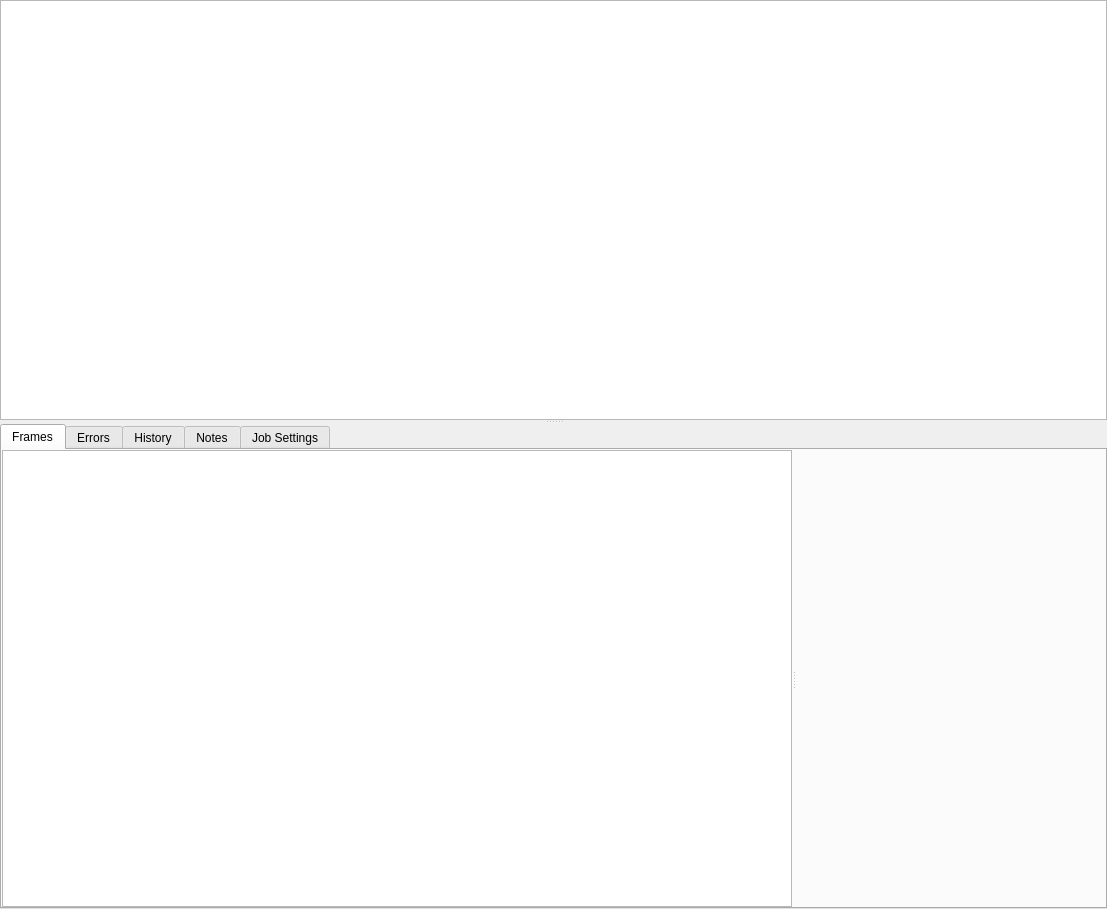
Old version of the form cpp/lib/assfreezer/ui/joblistwidgetui.ui in the repository justajeffy/arsenalsuite.
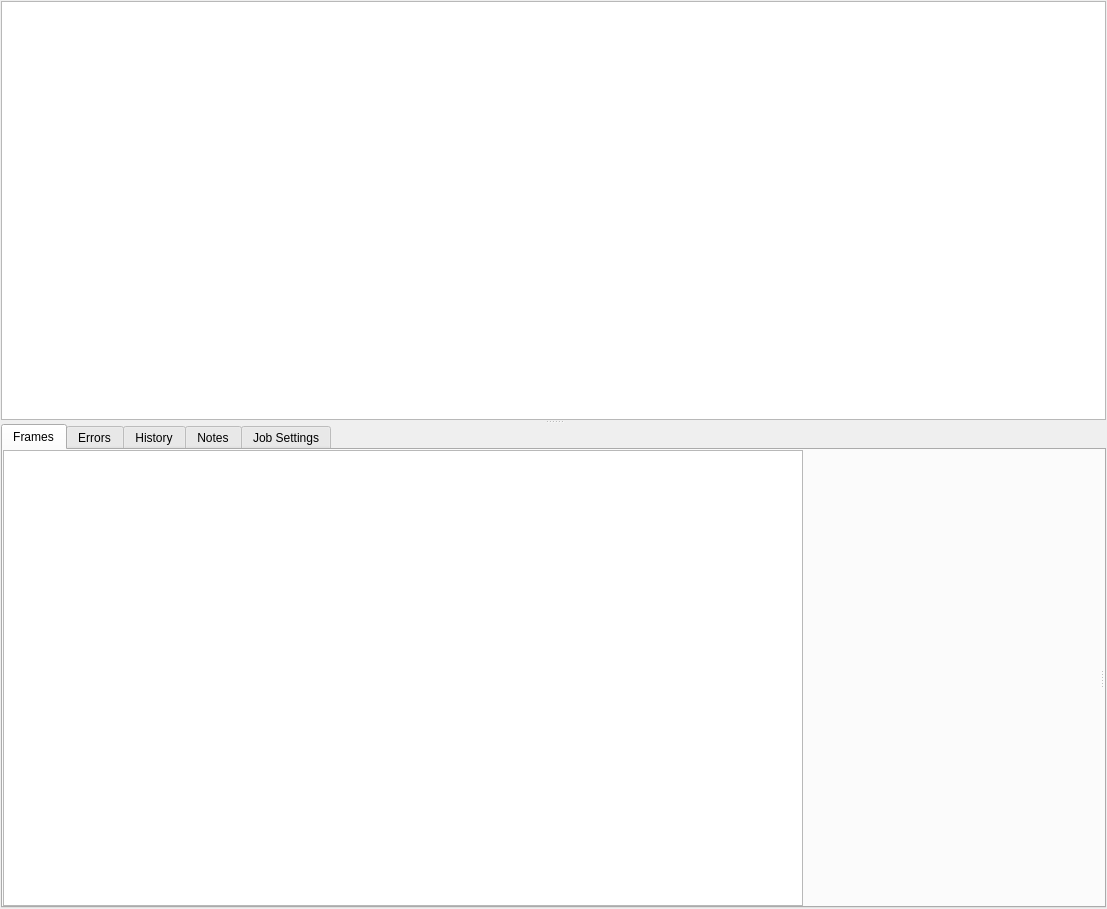
New version of the form. Custom widgets are drawn as their Qt base class.

Commit message: set layouts for Filter Widget compat

Diff of the .ui file:
```diff
--- a/cpp/lib/assfreezer/ui/joblistwidgetui.ui
+++ b/cpp/lib/assfreezer/ui/joblistwidgetui.ui
@@ -13,20 +13,53 @@
   <property name="windowTitle">
    <string>Form</string>
   </property>
-  <layout class="QHBoxLayout">
+  <layout class="QVBoxLayout" name="verticalLayout_4">
    <property name="margin">
-    <number>0</number>
+    <number>1</number>
    </property>
    <item>
     <widget class="QSplitter" name="mJobSplitter">
      <property name="orientation">
       <enum>Qt::Vertical</enum>
      </property>
+     <widget class="QFrame" name="frame_2">
+      <property name="frameShape">
+       <enum>QFrame::NoFrame</enum>
+      </property>
+      <property name="frameShadow">
+       <enum>QFrame::Plain</enum>
+      </property>
+      <property name="lineWidth">
+       <number>0</number>
+      </property>
+      <layout class="QVBoxLayout" name="verticalLayout_3">
+       <property name="margin">
+        <number>0</number>
+       </property>
+       <item>
      <widget class="RecordTreeView" name="mJobTree">
       <property name="allColumnsShowFocus">
        <bool>true</bool>
       </property>
      </widget>
+       </item>
+      </layout>
+     </widget>
+     <widget class="QFrame" name="frame">
+      <property name="frameShape">
+       <enum>QFrame::NoFrame</enum>
+      </property>
+      <property name="frameShadow">
+       <enum>QFrame::Plain</enum>
+      </property>
+      <property name="lineWidth">
+       <number>0</number>
+      </property>
+      <layout class="QVBoxLayout" name="verticalLayout_2">
+       <property name="margin">
+        <number>0</number>
+       </property>
+       <item>
      <widget class="QTabWidget" name="mJobTabWidget">
       <property name="enabled">
        <bool>true</bool>
@@ -44,10 +77,7 @@
        <attribute name="title">
         <string>Frames</string>
        </attribute>
-       <layout class="QVBoxLayout">
-        <property name="spacing">
-         <number>6</number>
-        </property>
+          <layout class="QVBoxLayout" name="verticalLayout_7">
         <property name="margin">
          <number>0</number>
         </property>
@@ -56,6 +86,21 @@
           <property name="orientation">
            <enum>Qt::Horizontal</enum>
           </property>
+             <widget class="QFrame" name="frame_3">
+              <property name="frameShape">
+               <enum>QFrame::NoFrame</enum>
+              </property>
+              <property name="frameShadow">
+               <enum>QFrame::Plain</enum>
+              </property>
+              <property name="lineWidth">
+               <number>0</number>
+              </property>
+              <layout class="QVBoxLayout" name="verticalLayout_5">
+               <property name="margin">
+                <number>0</number>
+               </property>
+               <item>
           <widget class="RecordTreeView" name="mFrameTree">
            <property name="sizePolicy">
             <sizepolicy hsizetype="Fixed" vsizetype="Ignored">
@@ -73,6 +118,24 @@
             <bool>true</bool>
            </property>
           </widget>
+               </item>
+              </layout>
+             </widget>
+             <widget class="QFrame" name="frame_4">
+              <property name="frameShape">
+               <enum>QFrame::NoFrame</enum>
+              </property>
+              <property name="frameShadow">
+               <enum>QFrame::Plain</enum>
+              </property>
+              <property name="lineWidth">
+               <number>0</number>
+              </property>
+              <layout class="QVBoxLayout" name="verticalLayout_6">
+               <property name="margin">
+                <number>0</number>
+               </property>
+               <item>
           <widget class="ImageView" name="mImageView" native="true">
            <property name="sizePolicy">
             <sizepolicy hsizetype="Minimum" vsizetype="Ignored">
@@ -81,6 +144,9 @@
             </sizepolicy>
            </property>
           </widget>
+               </item>
+              </layout>
+             </widget>
          </widget>
         </item>
        </layout>
@@ -156,6 +222,9 @@
         </item>
        </layout>
       </widget>
+        </widget>
+       </item>
+      </layout>
      </widget>
     </widget>
    </item>
```
Lines whose indentation alone changed are shown as unchanged.
